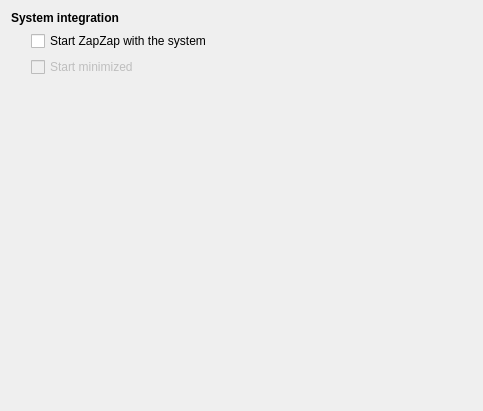
First picture: the form in zapzap/view/settings_system.ui, repository rafatosta/zapzap, before the edit.
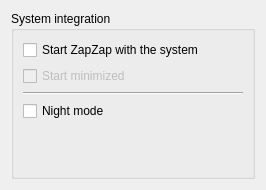
Second picture: the form after the edit.

What changed in the file:
```diff
--- a/zapzap/view/settings_system.ui
+++ b/zapzap/view/settings_system.ui
@@ -6,8 +6,8 @@
    <rect>
     <x>0</x>
     <y>0</y>
-    <width>483</width>
-    <height>411</height>
+    <width>266</width>
+    <height>190</height>
    </rect>
   </property>
   <property name="windowTitle">
@@ -15,28 +15,11 @@
   </property>
   <layout class="QVBoxLayout" name="verticalLayout_4">
    <item>
-    <layout class="QVBoxLayout" name="verticalLayout_3">
-     <item>
-      <widget class="QLabel" name="label">
-       <property name="font">
-        <font>
-         <bold>true</bold>
-         <strikeout>false</strikeout>
-        </font>
-       </property>
-       <property name="text">
+    <widget class="QGroupBox" name="groupBox">
+     <property name="title">
         <string>System integration</string>
        </property>
-      </widget>
-     </item>
-     <item>
       <layout class="QVBoxLayout" name="verticalLayout">
-       <property name="leftMargin">
-        <number>20</number>
-       </property>
-       <property name="bottomMargin">
-        <number>10</number>
-       </property>
        <item>
         <widget class="QCheckBox" name="start_system">
          <property name="text">
@@ -54,9 +37,19 @@
          </property>
         </widget>
        </item>
-      </layout>
-     </item>
-    </layout>
+      <item>
+       <widget class="Line" name="line">
+        <property name="orientation">
+         <enum>Qt::Horizontal</enum>
+        </property>
+       </widget>
+      </item>
+      <item>
+       <widget class="QCheckBox" name="night_mode">
+        <property name="text">
+         <string>Night mode</string>
+        </property>
+       </widget>
    </item>
    <item>
     <spacer name="verticalSpacer">
@@ -66,10 +59,13 @@
      <property name="sizeHint" stdset="0">
       <size>
        <width>20</width>
-       <height>166</height>
+          <height>40</height>
       </size>
      </property>
     </spacer>
+      </item>
+     </layout>
+    </widget>
    </item>
   </layout>
  </widget>
```
Left out of the diff: 2 changed lines with no effect on the pictures. Lines whose indentation alone changed are shown as unchanged.
